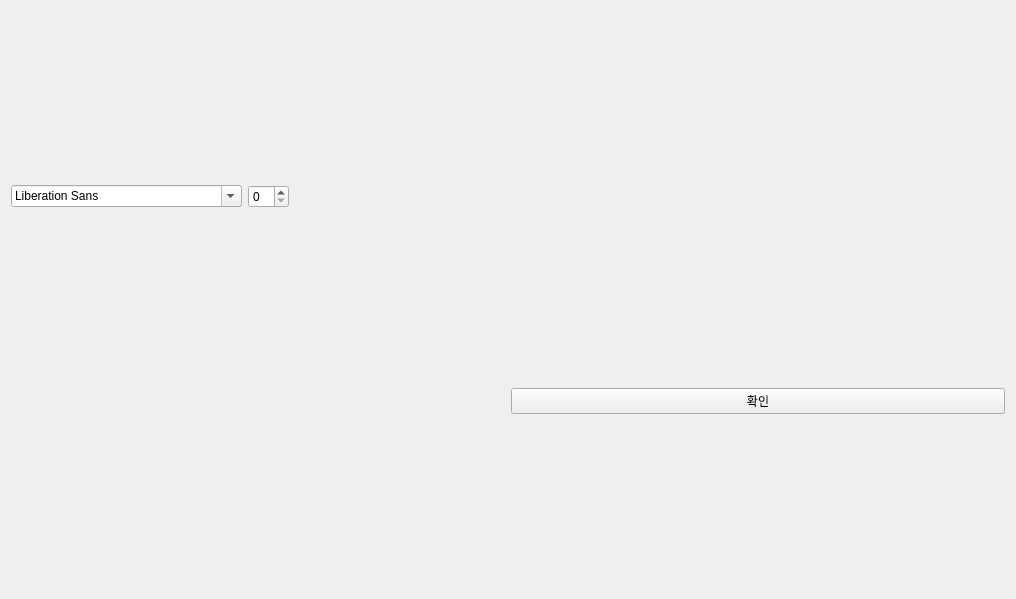
First picture: the form in eis_big_view.ui, repository kimbakcho/FABWI, before the edit.
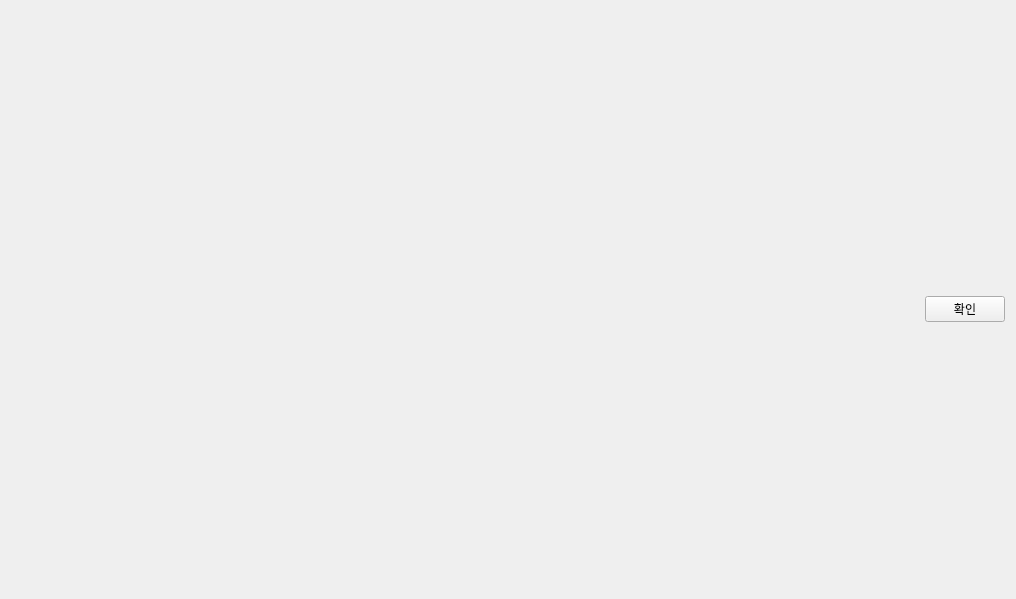
Second picture: the form after the edit.

```diff
--- a/eis_big_view.ui
+++ b/eis_big_view.ui
@@ -13,43 +13,48 @@
   <property name="windowTitle">
    <string>Form</string>
   </property>
-  <layout class="QGridLayout" name="gridLayout_2">
-   <item row="1" column="0" colspan="2">
+  <layout class="QGridLayout" name="gridLayout">
+   <item row="4" column="0" colspan="2">
+    <spacer name="horizontalSpacer_2">
+     <property name="orientation">
+      <enum>Qt::Horizontal</enum>
+     </property>
+     <property name="sizeHint" stdset="0">
+      <size>
+       <width>40</width>
+       <height>20</height>
+      </size>
+     </property>
+    </spacer>
+   </item>
+   <item row="3" column="0" colspan="3">
     <layout class="QGridLayout" name="center_layout">
      <property name="sizeConstraint">
       <enum>QLayout::SetMaximumSize</enum>
      </property>
     </layout>
    </item>
-   <item row="2" column="1">
+   <item row="4" column="2">
     <widget class="QPushButton" name="accpet_btn">
+     <property name="sizePolicy">
+      <sizepolicy hsizetype="Maximum" vsizetype="Fixed">
+       <horstretch>0</horstretch>
+       <verstretch>0</verstretch>
+      </sizepolicy>
+     </property>
      <property name="text">
       <string>확인</string>
      </property>
     </widget>
    </item>
-   <item row="0" column="0" colspan="2">
-    <layout class="QHBoxLayout" name="horizontalLayout">
-     <item>
-      <widget class="QFontComboBox" name="fontComboBox">
-       <property name="sizePolicy">
-        <sizepolicy hsizetype="Maximum" vsizetype="Fixed">
-         <horstretch>0</horstretch>
-         <verstretch>0</verstretch>
-        </sizepolicy>
-       </property>
-      </widget>
-     </item>
-     <item>
-      <widget class="QSpinBox" name="font_size">
-       <property name="sizePolicy">
-        <sizepolicy hsizetype="Maximum" vsizetype="Fixed">
-         <horstretch>0</horstretch>
-         <verstretch>0</verstretch>
-        </sizepolicy>
-       </property>
-      </widget>
-     </item>
+   <item row="0" column="0" colspan="3">
+    <layout class="QHBoxLayout" name="font_layout">
+     <property name="spacing">
+      <number>6</number>
+     </property>
+     <property name="sizeConstraint">
+      <enum>QLayout::SetMaximumSize</enum>
+     </property>
      <item>
       <spacer name="horizontalSpacer">
        <property name="orientation">
```
